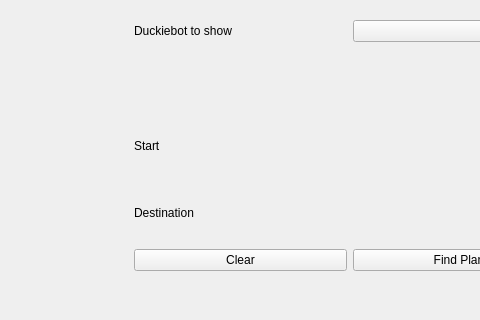
Above: catkin_ws/src/20-indefinite-navigation/fleet_planning/include/rqt_fleet_planning/rqt_fleet_planning.ui from spadma3/duck before the change; both pictures show x 526 to 1006 and y 0 to 320 of the 1093 by 651 pixel window. Below: the same form after it.
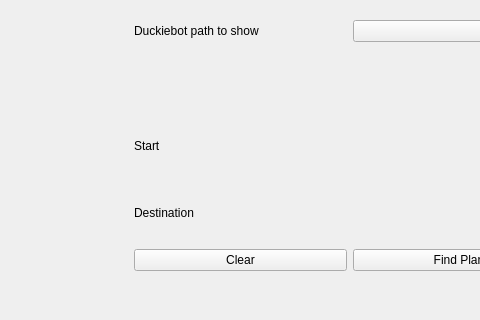
That is the form after the change.

```diff
--- a/catkin_ws/src/20-indefinite-navigation/fleet_planning/include/rqt_fleet_planning/rqt_fleet_planning.ui
+++ b/catkin_ws/src/20-indefinite-navigation/fleet_planning/include/rqt_fleet_planning/rqt_fleet_planning.ui
@@ -85,7 +85,7 @@
     <item row="0" column="0">
      <widget class="QLabel" name="label_duckiebot">
       <property name="text">
-       <string>Duckiebot to show</string>
+       <string>Duckiebot path to show</string>
       </property>
      </widget>
     </item>
```
